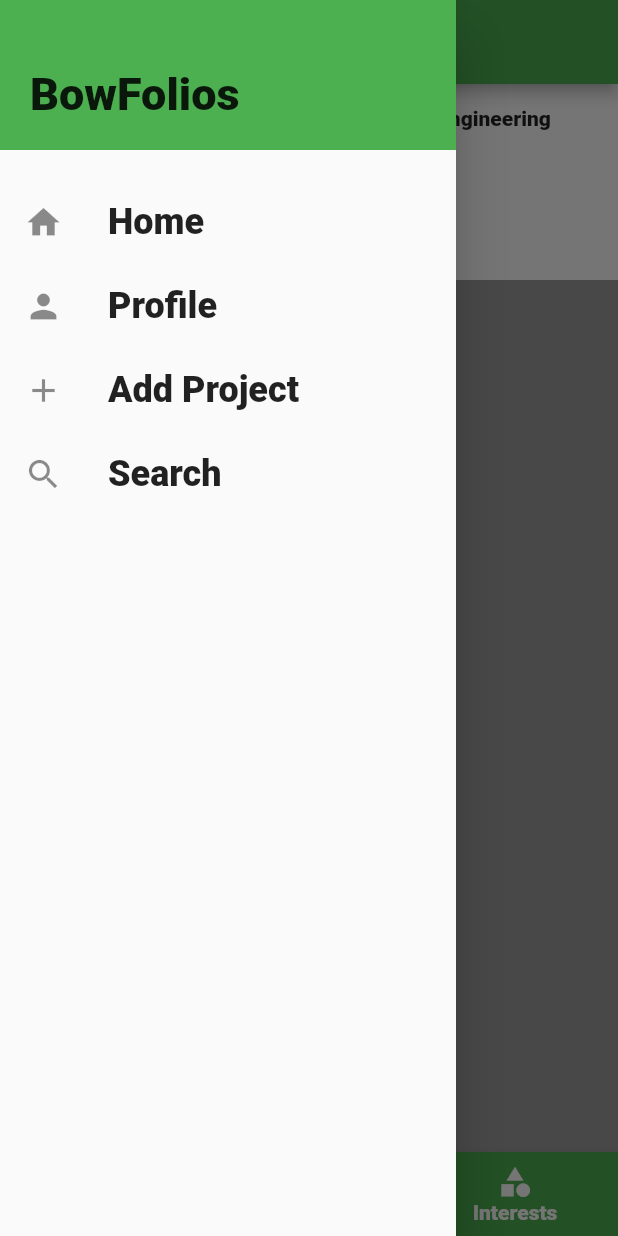
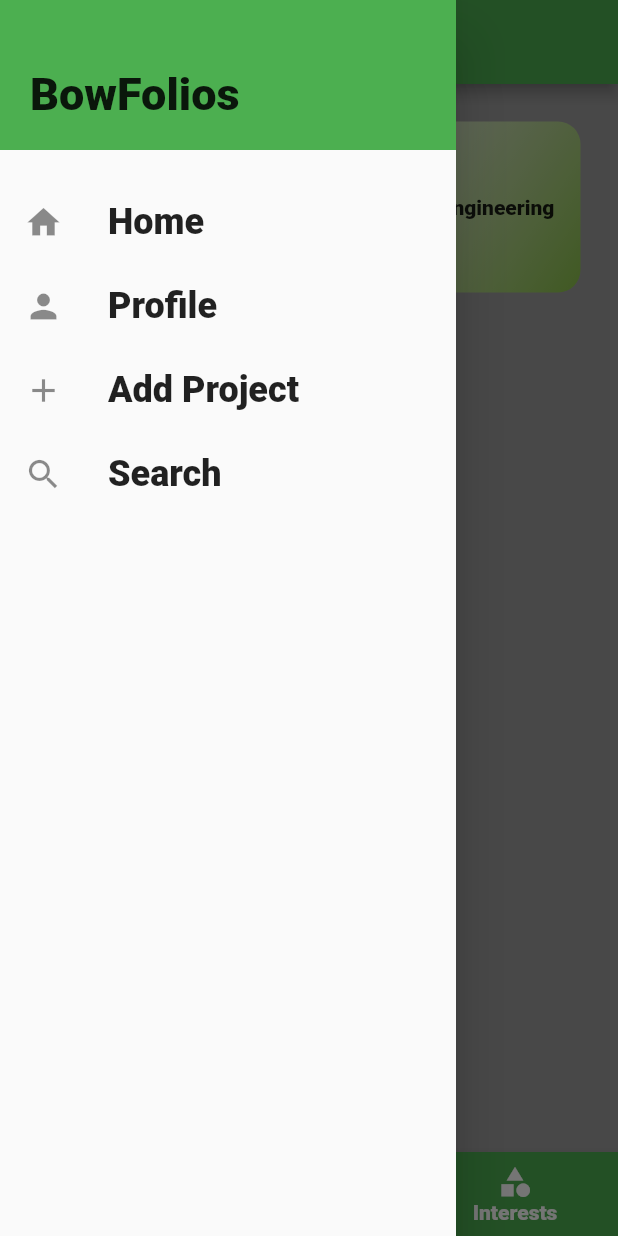
Before and after one commit to yertnek/bowfolios, a Flutter app: the screen it shows after launch, item 3 of the bottom bar chosen, with the side drawer open, on a phone screen of 412 x 824 dp. Run offline on Flutter 3.47's test engine with Material 2 defaults, Android fonts, the phone set to English and light mode, and no system bars; our stand-ins replace shimmer; network calls fail; Roboto replaces fonts that are missing (RobotoCondensed).

Commit message:
Improved the UI of the interest page cards

```diff
--- a/lib/widgets/interest_card.dart
+++ b/lib/widgets/interest_card.dart
@@ -8,9 +8,23 @@ class InterestCard extends StatelessWidget {
   @override
   Widget build(BuildContext context) {
     return Container(
+      alignment: Alignment.center,
       padding: const EdgeInsets.all(15),
-      child: Text(interest),
-      color: Colors.white,
+      child: Text(
+        interest,
+        textAlign: TextAlign.center,
+      ),
+      decoration: BoxDecoration(
+        gradient: LinearGradient(
+          colors: [
+            Colors.white.withOpacity(0.7),
+            Colors.lightGreen,
+          ],
+          begin: Alignment.topLeft,
+          end: Alignment.bottomRight,
+        ),
+        borderRadius: BorderRadius.circular(15),
+      ),
     );
   }
 }
--- a/lib/widgets/interests.dart
+++ b/lib/widgets/interests.dart
@@ -6,6 +6,7 @@ class Interests extends StatelessWidget {
   @override
   Widget build(BuildContext context) {
     return GridView(
+      padding: const EdgeInsets.all(25),
       children: <Widget>[
         InterestCard('Software Development'),
         InterestCard('Software Engineering'),
```
